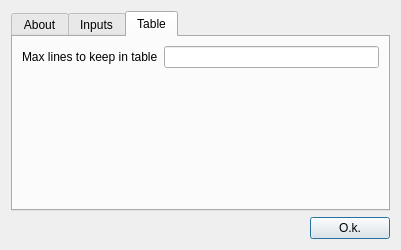
Above: antilog/src/optionsdialog.ui from bjerrep/antilog before the change. Below: the same form after it.
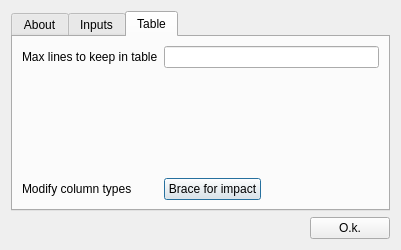
That is the form after the change. The open tabs and pages were chosen to show the change. Icons and pictures are not drawn.

```diff
--- a/antilog/src/optionsdialog.ui
+++ b/antilog/src/optionsdialog.ui
@@ -70,6 +70,9 @@
       <layout class="QHBoxLayout" name="horizontalLayout_3">
        <item>
         <layout class="QFormLayout" name="formLayout_2">
+         <property name="fieldGrowthPolicy">
+          <enum>QFormLayout::ExpandingFieldsGrow</enum>
+         </property>
          <item row="0" column="0">
           <widget class="QLabel" name="maxLinesToKeepInTableLabel">
            <property name="text">
@@ -80,6 +83,49 @@
          <item row="0" column="1">
           <widget class="QLineEdit" name="maxTableLinesLineEdit"/>
          </item>
+         <item row="2" column="0">
+          <spacer name="verticalSpacer">
+           <property name="orientation">
+            <enum>Qt::Vertical</enum>
+           </property>
+           <property name="sizeHint" stdset="0">
+            <size>
+             <width>20</width>
+             <height>15</height>
+            </size>
+           </property>
+          </spacer>
+         </item>
+         <item row="2" column="1">
+          <spacer name="verticalSpacer_2">
+           <property name="orientation">
+            <enum>Qt::Vertical</enum>
+           </property>
+           <property name="sizeType">
+            <enum>QSizePolicy::Minimum</enum>
+           </property>
+           <property name="sizeHint" stdset="0">
+            <size>
+             <width>20</width>
+             <height>0</height>
+            </size>
+           </property>
+          </spacer>
+         </item>
+         <item row="3" column="0">
+          <widget class="QLabel" name="label_2">
+           <property name="text">
+            <string>Modify column types</string>
+           </property>
+          </widget>
+         </item>
+         <item row="3" column="1">
+          <widget class="QPushButton" name="editColumns">
+           <property name="text">
+            <string>Brace for impact</string>
+           </property>
+          </widget>
+         </item>
         </layout>
        </item>
       </layout>
```
Left out of the diff: 2 changed lines with no effect on the pictures.
